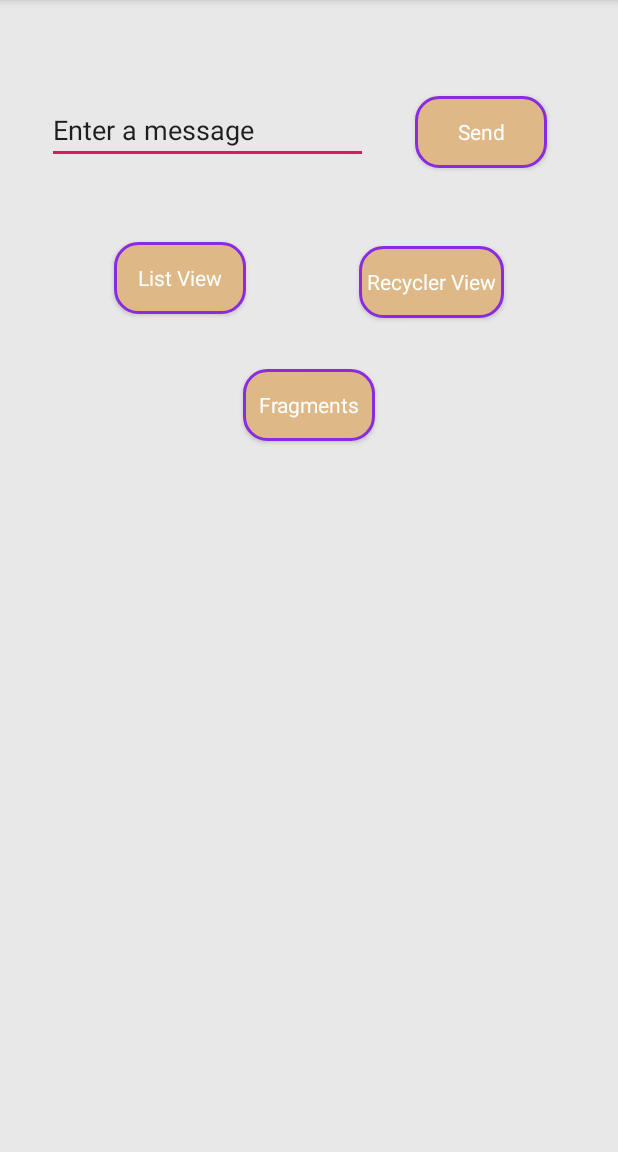
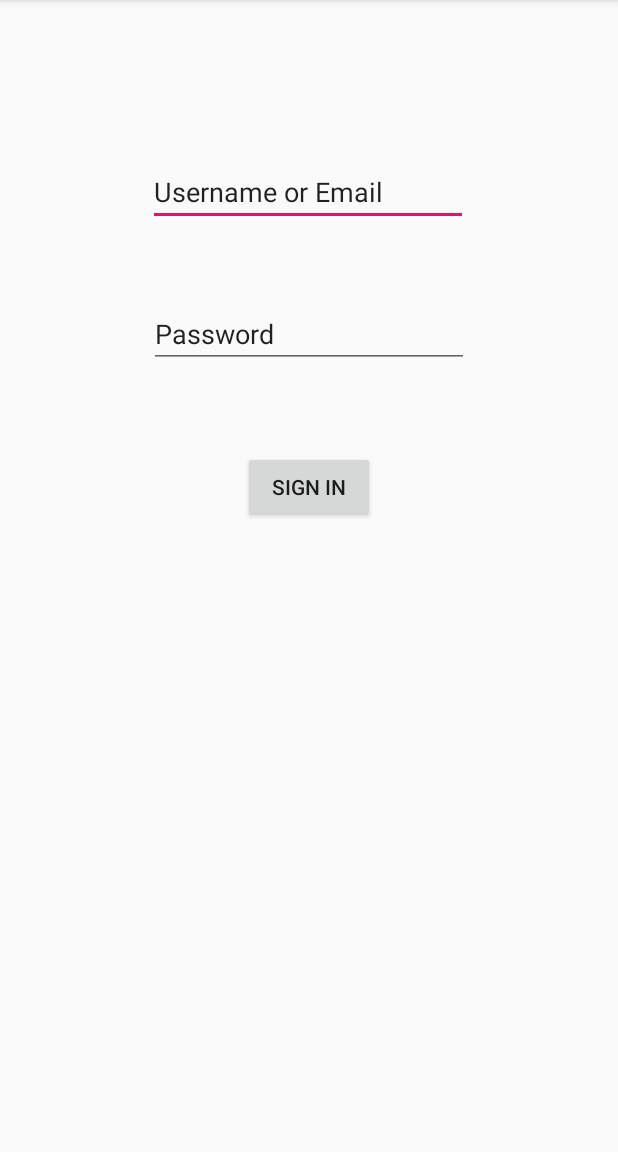
Before and after one commit to SithumPathirana/Test-Project, an Android app: the screen it shows after launch (MainActivity before the commit, Login after it), on a phone screen of 412 x 824 dp, the part 84-1236 px from its top. Run offline under Robolectric (Android 15) with nearby library versions, the phone set to English and light mode, and no system bars.

Commit message:
Added a login activity

```diff
--- a/app/src/main/AndroidManifest.xml
+++ b/app/src/main/AndroidManifest.xml
@@ -13,7 +13,6 @@
             android:supportsRtl="true"
             android:theme="@style/AppTheme">
         <activity android:name=".MainActivity">
-
         </activity>
         <activity
                 android:name=".DisplayMessageActivity"
@@ -33,9 +32,12 @@
         </activity>
         <activity android:name=".Launcher">
             <intent-filter>
-                <action android:name="android.intent.action.MAIN" />
-                <category android:name="android.intent.category.LAUNCHER" />
+                <action android:name="android.intent.action.MAIN"/>
+
+                <category android:name="android.intent.category.LAUNCHER"/>
             </intent-filter>
+        </activity>
+        <activity android:name=".Login">
         </activity>
     </application>
 
--- a/app/src/main/java/com/example/sithum/testapplication/Launcher.kt
+++ b/app/src/main/java/com/example/sithum/testapplication/Launcher.kt
@@ -14,7 +14,7 @@ class Launcher : AppCompatActivity() {
      private val mRunnable: Runnable = Runnable {
         if (!isFinishing) {
 
-            val intent = Intent(applicationContext, MainActivity::class.java)
+            val intent = Intent(applicationContext,Login::class.java)
             startActivity(intent)
             finish()
         }
--- a/app/src/main/java/com/example/sithum/testapplication/Login.kt
+++ b/app/src/main/java/com/example/sithum/testapplication/Login.kt
@@ -1,12 +1,30 @@
 package com.example.sithum.testapplication
 
+import android.content.Intent
 import android.support.v7.app.AppCompatActivity
 import android.os.Bundle
+import android.text.LoginFilter
+import android.view.View
+import android.widget.Button
+import android.widget.EditText
 
 class Login : AppCompatActivity() {
+
+    lateinit var username:EditText
+    lateinit var password:EditText
+    lateinit var signInButton:Button
 
     override fun onCreate(savedInstanceState: Bundle?) {
         super.onCreate(savedInstanceState)
         setContentView(R.layout.activity_login)
+
+        username=findViewById(R.id.login_username)
+        password=findViewById(R.id.login_password)
+        signInButton=findViewById(R.id.signin_button)
+    }
+
+    fun onLoginClick(view:View){
+        val intent=Intent(this,MainActivity::class.java)
+        startActivity(intent)
     }
 }
--- a/app/src/main/java/com/example/sithum/testapplication/presenters/LoginPresenter.kt
+++ b/app/src/main/java/com/example/sithum/testapplication/presenters/LoginPresenter.kt
@@ -1 +1,8 @@
 package com.example.sithum.testapplication.presenters
+
+class LoginPresenter{
+
+    fun authenticateuser(){
+
+    }
+}
--- a/app/src/main/res/layout/activity_login.xml
+++ b/app/src/main/res/layout/activity_login.xml
@@ -7,4 +7,32 @@
         android:layout_height="match_parent"
         tools:context=".Login">
 
+    <EditText
+            android:layout_width="wrap_content"
+            android:layout_height="wrap_content"
+            android:inputType="textPersonName"
+            android:text="@string/login_username"
+            android:ems="10"
+            android:id="@+id/login_username"
+            app:layout_constraintStart_toStartOf="parent" app:layout_constraintHorizontal_bias="0.497"
+            app:layout_constraintEnd_toEndOf="parent" android:layout_marginTop="105dp"
+            app:layout_constraintTop_toTopOf="parent"/>
+    <EditText
+            android:layout_width="wrap_content"
+            android:layout_height="wrap_content"
+            android:inputType="textPersonName"
+            android:text="@string/login_password"
+            android:ems="10"
+            android:id="@+id/login_password"
+            app:layout_constraintTop_toTopOf="parent" android:layout_marginTop="200dp"
+            app:layout_constraintStart_toStartOf="parent" app:layout_constraintHorizontal_bias="0.5"
+            app:layout_constraintEnd_toEndOf="parent"/>
+    <Button
+            android:text="@string/login_signin"
+            android:layout_width="wrap_content"
+            android:layout_height="wrap_content"
+            android:id="@+id/signin_button" app:layout_constraintStart_toStartOf="parent"
+            app:layout_constraintHorizontal_bias="0.5" app:layout_constraintEnd_toEndOf="parent"
+            android:layout_marginTop="150dp" app:layout_constraintTop_toBottomOf="@+id/login_username"
+            android:onClick="onLoginClick"/>
 </android.support.constraint.ConstraintLayout>
--- a/app/src/main/res/values/strings.xml
+++ b/app/src/main/res/values/strings.xml
@@ -11,4 +11,7 @@
     <string name="fragment_two_text">Fragment Two</string>
     <string name="fragment_two_send_button">Send to fragment 1</string>
     <string name="welcome_text">Welcome!!</string>
+    <string name="login_username">Username or Email</string>
+    <string name="login_password">Password</string>
+    <string name="login_signin">Sign In</string>
 </resources>
```
